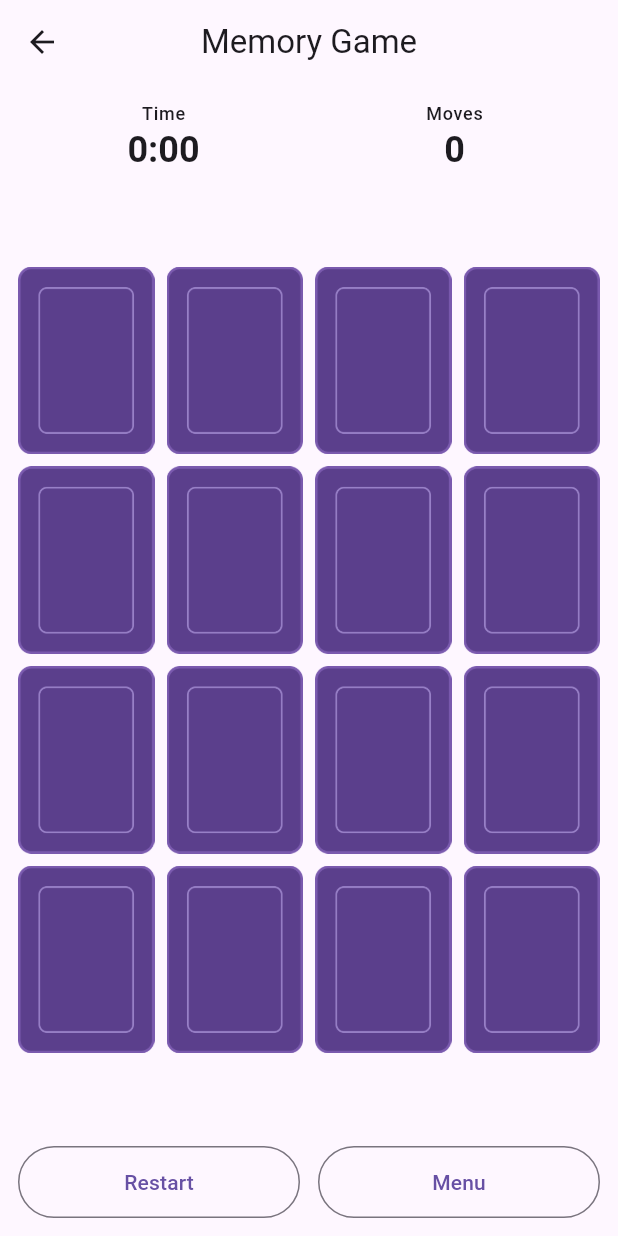
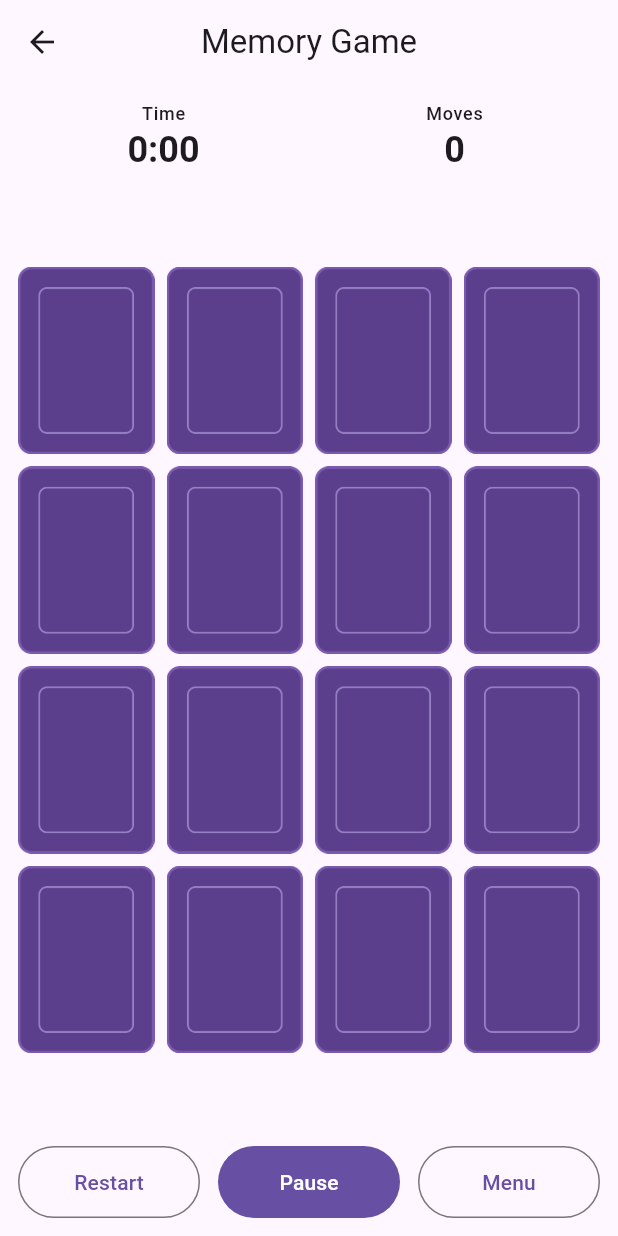
Before and after one commit to Hailey9164/Memory-Match, a Flutter app: the GameScreen screen opened directly, on a phone screen of 412 x 824 dp. Run offline on Flutter 3.47's test engine with Material 3 defaults, Android fonts, the phone set to English and light mode, and no system bars.

Commit message:
Add files via upload
Pause screen and changed game screen

```diff
--- a/lib/screens/game_screen.dart
+++ b/lib/screens/game_screen.dart
@@ -8,6 +8,7 @@ import '../utils/board_layout.dart';
 import '../widgets/memory_card.dart';
 import '../widgets/stats_bar.dart';
 import 'win_screen.dart';
+import 'pause_screen.dart';
 
 class GameScreen extends StatefulWidget {
   const GameScreen({super.key, this.gridSize = GridSize.medium});
@@ -171,7 +172,7 @@ class _GameScreenState extends State<GameScreen> {
             ),
           ),
 
-          // The two buttons under the board.
+          // The three buttons under the board.
           bottomNavigationBar: SafeArea(
             child: Padding(
               padding: const EdgeInsets.fromLTRB(12, 0, 12, 12),
@@ -189,6 +190,28 @@ class _GameScreenState extends State<GameScreen> {
                   ),
 
                   const SizedBox(width: 12),
+
+                  // Pause stops the timer and disables cards from being flipped
+                  Expanded(
+                    child: FilledButton(
+                      onPressed: () {
+                        game.pause();
+
+                         // Open PauseScreen using the same game object.
+                        Navigator.of(context).push(
+                          MaterialPageRoute(
+                            builder: (context) => PauseScreen(game: game),
+                          ),
+                        );
+                      },
+                      style: FilledButton.styleFrom(
+                        minimumSize: const Size.fromHeight(48),
+                      ),
+                      child: const Text('Pause'),
+                    ),
+                  ),
+
+                  const SizedBox(width:12),
 
                   // Menu goes back to the difficulty screen.
                   Expanded(
```
Also changed, not shown: lib/screens/pause_screen.dart (added, +58 -0 lines).
